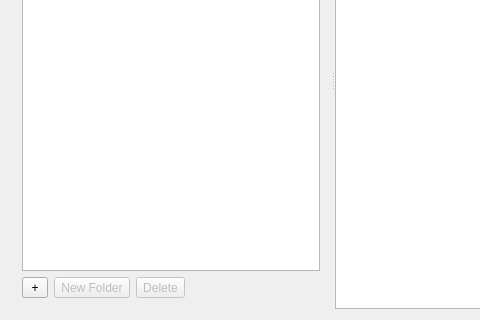
First picture: the form in deltanote.ui, repository delta-nry/Deltanote, before the edit; both pictures show x 0 to 480 and y 160 to 480 of the 640 by 480 pixel window.
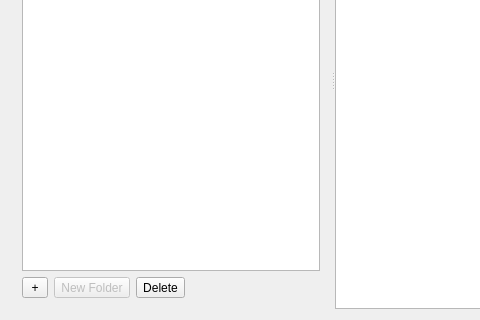
Second picture: the form after the edit.

What changed in the file:
```diff
--- a/deltanote.ui
+++ b/deltanote.ui
@@ -90,7 +90,7 @@
           <item>
            <widget class="QToolButton" name="toolButton">
             <property name="enabled">
-             <bool>false</bool>
+             <bool>true</bool>
             </property>
             <property name="text">
              <string>Delete</string>
```
